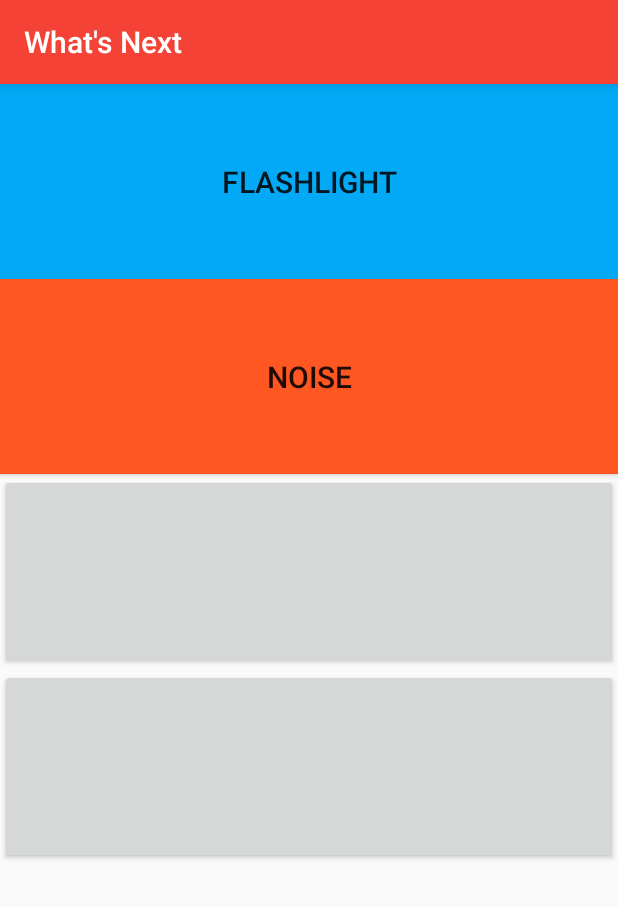
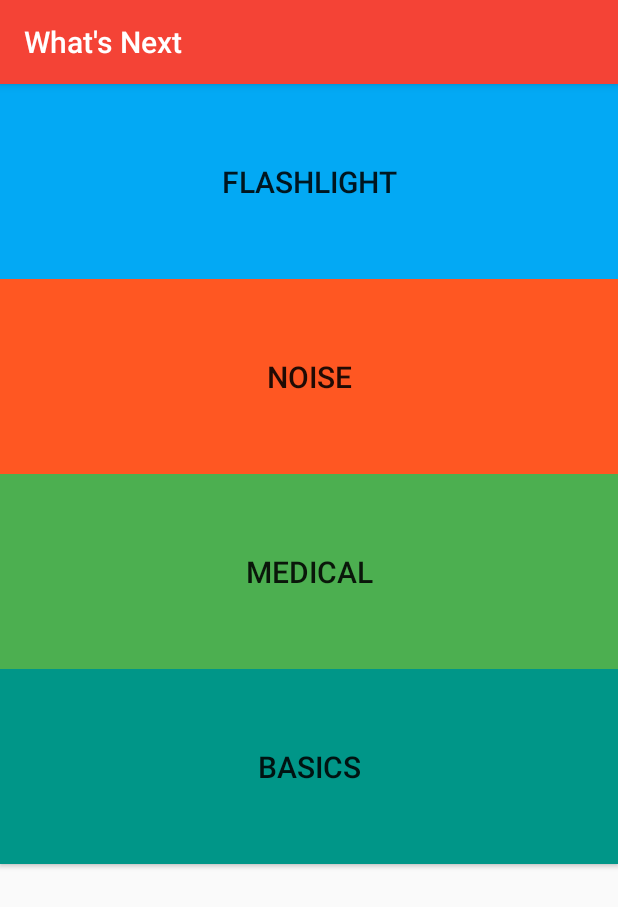
Before and after one commit to krashanoff/quake, an Android app: the AfterActivity screen opened directly, with no data from a screen before it, on a phone screen of 412 x 824 dp. Shown: the top 907 px of the screen. Run offline under Robolectric (Android 15) with nearby library versions, the phone set to English and light mode, and no system bars.

Commit message:
Layout Changes.

```diff
--- a/app/src/main/res/layout/activity_after.xml
+++ b/app/src/main/res/layout/activity_after.xml
@@ -23,10 +23,16 @@
 
     <Button
         android:layout_width="fill_parent"
-        android:layout_height="@dimen/button_height" />
+        android:layout_height="@dimen/button_height"
+        android:text="Medical"
+        android:textSize="20sp"
+        android:background="#4CAF50"/>
 
     <Button
         android:layout_width="fill_parent"
-        android:layout_height="@dimen/button_height" />
+        android:layout_height="@dimen/button_height"
+        android:text="Basics"
+        android:textSize="20sp"
+        android:background="#009688"/>
 
 </LinearLayout>
--- a/app/src/main/res/layout/activity_before.xml
+++ b/app/src/main/res/layout/activity_before.xml
@@ -30,6 +30,9 @@
 
     <Button
         android:layout_width="fill_parent"
-        android:layout_height="@dimen/button_height" />
+        android:layout_height="@dimen/button_height"
+        android:text="Basics"
+        android:textSize="20sp"
+        android:background="#009688"/>
 
 </LinearLayout>
--- a/app/src/main/res/values/colors.xml
+++ b/app/src/main/res/values/colors.xml
@@ -4,5 +4,5 @@
     <color name="colorPrimaryDark">#E53935</color>
     <color name="colorAccent">#E53935</color>
     <color name="background_tint">#9FA8DA</color>
-    <color name="black">#000</color>
+    <color name="q">#B0BEC5</color>
 </resources>
```
Also changed, not shown: app/src/main/res/layout/activity_main.xml (+3 -4 lines), app/src/main/res/mipmap-hdpi/ic_launcher.png, app/src/main/res/mipmap-hdpi/ic_main.png (deleted), app/src/main/res/mipmap-mdpi/ic_launcher.png, app/src/main/res/mipmap-mdpi/ic_main.png (deleted), app/src/main/res/mipmap-xhdpi/ic_launcher.png, app/src/main/res/mipmap-xhdpi/ic_main.png (deleted), app/src/main/res/mipmap-xxhdpi/ic_launcher.png, app/src/main/res/mipmap-xxhdpi/ic_main.png (deleted), app/src/main/res/mipmap-xxxhdpi/ic_launcher.png, app/src/main/res/mipmap-xxxhdpi/ic_main.png (deleted).
